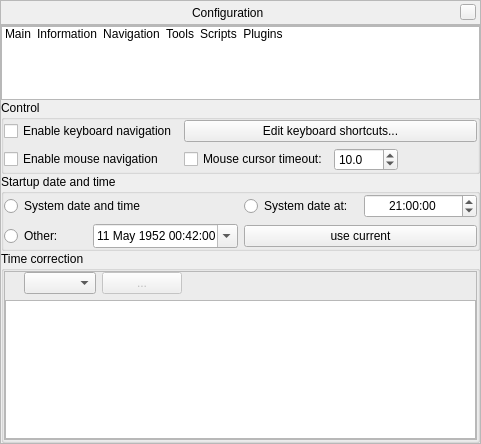
Above: src/gui/configurationDialog.ui from 519984307/stellarium_src before the change. Below: the same form after it.
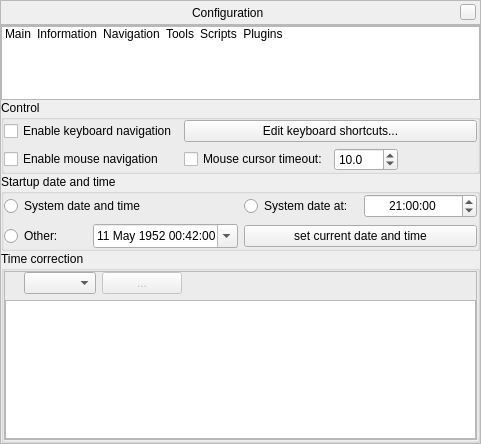
That is the form after the change. Icons and pictures are not drawn. Custom widgets are drawn as their Qt base class.

Commit message: update text for 'use current' button

Patch:
```diff
--- a/src/gui/configurationDialog.ui
+++ b/src/gui/configurationDialog.ui
@@ -693,7 +693,7 @@
              <item row="2" column="1">
               <widget class="QPushButton" name="fixedDateTimeCurrentButton">
                <property name="text">
-                <string>use current</string>
+                <string>set current date and time</string>
                </property>
               </widget>
              </item>
```
